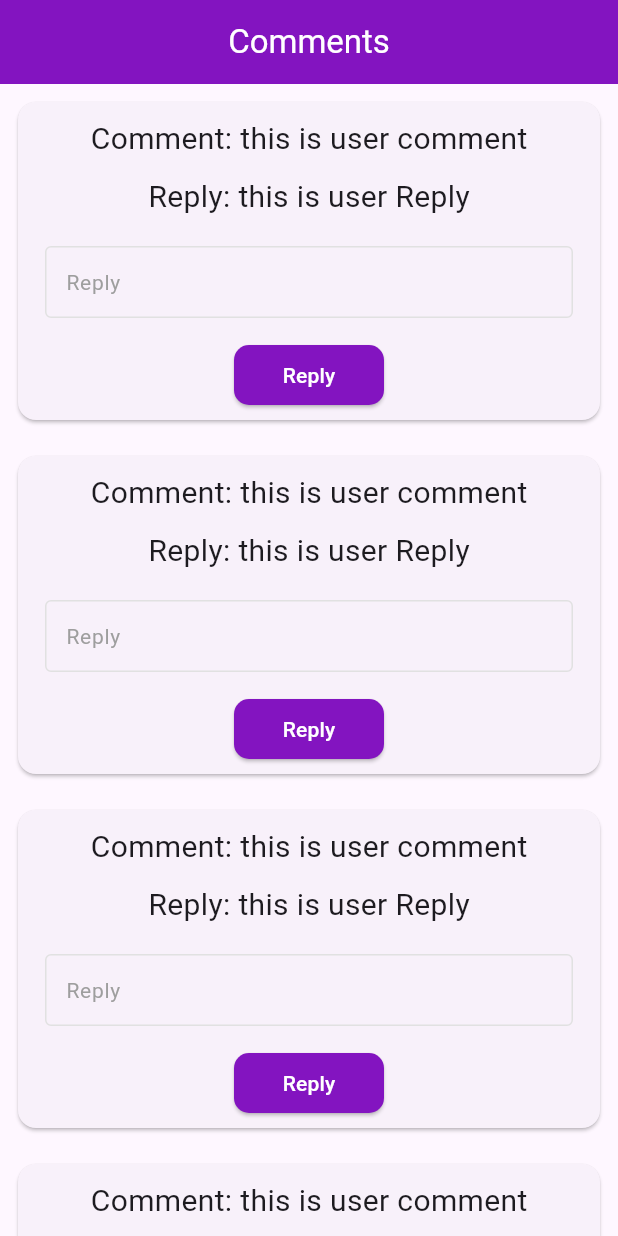
After one commit to Siamoo/My_Market_Admin, a Flutter app: the CommentsView screen opened directly, on a phone screen of 412 x 824 dp. The commit adds this screen. Run offline on Flutter 3.47's test engine with Material 3 defaults, Android fonts, the phone set to English and light mode, and no system bars; our stand-ins replace dio, equatable, flutter_bloc; key blocks and very long unbroken strings in the code were emptied for the run.

Commit message:
Finish Comments view UI

```diff
--- a/lib/core/components/custom_product_card.dart
+++ b/lib/core/components/custom_product_card.dart
@@ -2,6 +2,7 @@ import 'package:flutter/material.dart';
 import 'package:my_market_admin/core/components/custom_elevated_button.dart';
 import 'package:my_market_admin/core/components/custom_network_image.dart';
 import 'package:my_market_admin/core/functions/navigation_service.dart';
+import 'package:my_market_admin/features/products/views/comments_view.dart';
 import 'package:my_market_admin/features/products/views/edit_products_view.dart';
 
 class CustomProductCard extends StatelessWidget {
@@ -75,7 +76,9 @@ class CustomProductCard extends StatelessWidget {
                       width: width * .05,
                       height: height * .05,
                       child: Icon(Icons.comment),
-                      onPressed: () {},
+                      onPressed: () {
+                        NavigationService.pushTo(context, CommentsView());
+                      },
                     ),
                   ],
                 ),
--- /dev/null
+++ b/lib/features/products/views/comments_view.dart
@@ -0,0 +1,58 @@
+import 'package:flutter/material.dart';
+import 'package:my_market_admin/core/components/custom_elevated_button.dart';
+import 'package:my_market_admin/core/components/custom_text_form_field.dart';
+import 'package:my_market_admin/core/functions/custom_appbar.dart';
+
+class CommentsView extends StatelessWidget {
+  const CommentsView({super.key});
+
+  @override
+  Widget build(BuildContext context) {
+    return Scaffold(
+      appBar: customAppBar(context, 'Comments'),
+      body: ListView.builder(itemBuilder: (context, index) =>  CommentCard(), itemCount: 10,),
+    );
+  }
+}
+
+class CommentCard extends StatelessWidget {
+   CommentCard({
+    super.key,
+  });
+ final TextEditingController _replyController = TextEditingController();
+  @override
+  Widget build(BuildContext context) {
+    return Padding(
+      padding: const EdgeInsets.all(8.0),
+      child: SizedBox(
+        height: 220,
+        child: Card(
+          child: Column(
+            children: [
+              SizedBox(height: 10),
+              Text(
+                'Comment: this is user comment',
+                style: TextStyle(fontSize: 20),
+              ),
+              SizedBox(height: 10),
+              Text('Reply: this is user Reply', style: TextStyle(fontSize: 20)),
+              SizedBox(height: 10),
+              Padding(
+                padding: const EdgeInsets.all(8.0),
+                child: CustomTextFormField(labelText: 'Reply', controller: _replyController,),
+
+              ),
+              SizedBox(height: 10),
+              CustomElevatedButton(
+                child: const Text('Reply'),
+                onPressed: () {},
+              ),
+              // SizedBox(height: 10),
+            ],
+          ),
+        ),
+      ),
+    );
+  }
+
+}
```
